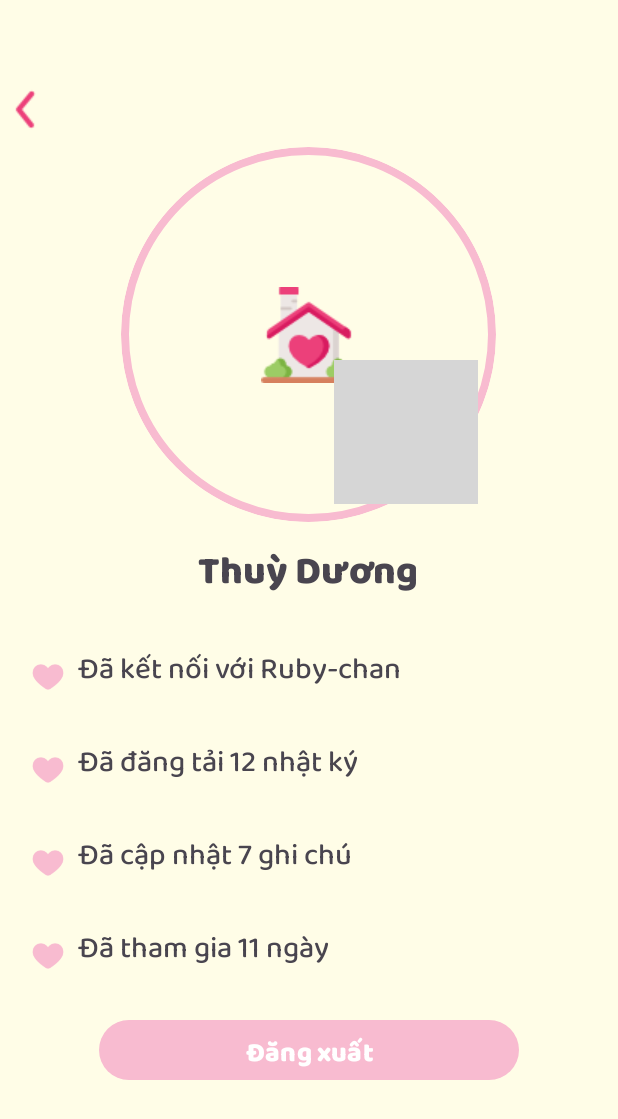
After one commit to httdjuly/DiaryLove, an Android app: the ProfileActivity screen opened directly, with no data from a screen before it, on a phone screen of 412 x 824 dp. The commit adds this screen. Shown: the top 1119 px of the screen. Run offline under Robolectric (Android 15) with nearby library versions, the light colour scheme and no system bars; grey boxes are pictures that could not be loaded.

Commit message:
Bổ sung  UI

```diff
--- /dev/null
+++ b/DiaryApp/app/src/main/java/com/example/diaryloveproject/ProfileActivity.java
@@ -0,0 +1,50 @@
+package com.example.diaryloveproject;
+
+import android.content.Intent;
+import android.os.Bundle;
+import android.view.View;
+import android.widget.Button;
+import android.widget.ImageButton;
+
+import androidx.activity.EdgeToEdge;
+import androidx.appcompat.app.AppCompatActivity;
+import androidx.core.graphics.Insets;
+import androidx.core.view.ViewCompat;
+import androidx.core.view.WindowInsetsCompat;
+
+import com.example.diaryloveproject.activity.LoginActivity;
+import com.example.diaryloveproject.fragment.HomeFragment;
+
+public class ProfileActivity extends AppCompatActivity {
+
+    @Override
+    protected void onCreate(Bundle savedInstanceState) {
+        super.onCreate(savedInstanceState);
+        EdgeToEdge.enable(this);
+        setContentView(R.layout.activity_profile);
+        ViewCompat.setOnApplyWindowInsetsListener(findViewById(R.id.main), (v, insets) -> {
+            Insets systemBars = insets.getInsets(WindowInsetsCompat.Type.systemBars());
+            v.setPadding(systemBars.left, systemBars.top, systemBars.right, systemBars.bottom);
+            return insets;
+
+        });
+
+        Button btnLogout = findViewById(R.id.btnLogout);
+        btnLogout.setOnClickListener(new View.OnClickListener() {
+            @Override
+            public void onClick(View view) {
+                // Chuyển về LoginActivity
+                Intent intent = new Intent(ProfileActivity.this, LoginActivity.class);
+                // Xóa toàn bộ lịch sử activity để không quay lại được bằng nút back
+                intent.setFlags(Intent.FLAG_ACTIVITY_NEW_TASK | Intent.FLAG_ACTIVITY_CLEAR_TASK);
+                startActivity(intent);
+            }
+        });
+        ImageButton btnBack = findViewById(R.id.btnBack);
+        btnBack.setOnClickListener(new View.OnClickListener() {
+            @Override
+            public void onClick(View v) {
+                finish();
+            }
+        });
+}}
--- a/DiaryApp/app/src/main/java/com/example/diaryloveproject/api/ApiService.java
+++ b/DiaryApp/app/src/main/java/com/example/diaryloveproject/api/ApiService.java
@@ -64,4 +64,5 @@ public interface ApiService {
     @GET("/api/diary-notes/dates")
     Call<List<DiaryNote>> getNotesByUser(@Query("userId") Long userId);
 
+
 }
--- a/DiaryApp/app/src/main/java/com/example/diaryloveproject/api/RetrofitClient.java
+++ b/DiaryApp/app/src/main/java/com/example/diaryloveproject/api/RetrofitClient.java
@@ -7,7 +7,7 @@ import retrofit2.Retrofit;
 import retrofit2.converter.gson.GsonConverterFactory;
 
 public class RetrofitClient {
-    private static final String BASE_URL = "http://192.168.14.5:9000/"; // đổi IP tùy theo máy chủ của bạn
+    private static final String BASE_URL = "http://192.168.8.62:9000/"; // đổi IP tùy theo máy chủ của bạn
     private static RetrofitClient instance;
     private final Retrofit retrofit;
 
--- a/DiaryApp/app/src/main/res/drawable/bg_avatar.xml
+++ b/DiaryApp/app/src/main/res/drawable/bg_avatar.xml
@@ -7,7 +7,7 @@
 
     <!-- Viền (stroke) -->
     <stroke
-        android:width="2dp"
+        android:width="5dp"
         android:color="@color/colorPrimary" /> <!-- Thay bằng màu viền bạn muốn -->
 
     <!-- Kích thước bằng với kích thước ImageView -->
--- a/DiaryApp/app/src/main/res/layout/activity_newpassword.xml
+++ b/DiaryApp/app/src/main/res/layout/activity_newpassword.xml
@@ -17,7 +17,7 @@
         android:orientation="vertical"
         app:layout_constraintBottom_toBottomOf="parent"
         app:layout_constraintTop_toTopOf="parent">
-        \
+
         <TextView
             android:id="@+id/txtQuen"
             android:layout_width="250dp"
--- /dev/null
+++ b/DiaryApp/app/src/main/res/layout/activity_profile.xml
@@ -0,0 +1,198 @@
+<?xml version="1.0" encoding="utf-8"?>
+<androidx.constraintlayout.widget.ConstraintLayout xmlns:android="http://schemas.android.com/apk/res/android"
+    xmlns:app="http://schemas.android.com/apk/res-auto"
+    xmlns:tools="http://schemas.android.com/tools"
+    android:id="@+id/main"
+    android:layout_width="match_parent"
+    android:layout_height="match_parent"
+    tools:context=".ProfileActivity">
+    <LinearLayout
+        android:layout_width="match_parent"
+        android:layout_height="match_parent"
+        android:orientation="vertical">
+        <ImageButton
+            android:id="@+id/btnBack"
+            android:layout_width="35dp"
+            android:layout_height="wrap_content"
+            android:layout_gravity="start"
+            android:layout_marginTop="48dp"
+            android:background="@color/colorBackground"
+            android:src="@drawable/arrow_back"
+            android:textColor="@color/colorOnPrimary"
+            app:layout_constraintEnd_toEndOf="parent"
+            app:layout_constraintHorizontal_bias="0.042"
+            app:layout_constraintStart_toStartOf="parent"
+            app:layout_constraintTop_toTopOf="parent"
+            app:tint="@color/colorPrimaryVariant" />
+
+        <androidx.constraintlayout.widget.ConstraintLayout
+            android:layout_width="wrap_content"
+            android:layout_gravity="center"
+            android:layout_height="wrap_content">
+
+            <ImageView
+                android:id="@+id/imgAvatar"
+                android:layout_width="250dp"
+                android:layout_height="250dp"
+                android:layout_gravity="center"
+                android:background="@drawable/bg_avatar"
+                android:clipToOutline="true"
+                android:scaleType="centerInside"
+                android:src="@drawable/ic_home"
+                app:layout_constraintBottom_toBottomOf="parent"
+                app:layout_constraintEnd_toEndOf="parent"
+                app:layout_constraintHorizontal_bias="1.0"
+                app:layout_constraintStart_toStartOf="parent"
+                app:layout_constraintTop_toTopOf="parent"
+                app:layout_constraintVertical_bias="0.0" />
+
+            <ImageButton
+                android:id="@+id/btnAddImg"
+                android:layout_width="wrap_content"
+                android:layout_height="wrap_content"
+                android:layout_gravity="end"
+
+                android:background="@color/colorBackground"
+
+                android:scaleType="centerInside"
+                android:src="@drawable/add_a_photo_rounded"
+                app:layout_constraintBottom_toBottomOf="parent"
+                app:layout_constraintEnd_toEndOf="parent"
+                app:layout_constraintHorizontal_bias="0.92"
+                app:layout_constraintStart_toStartOf="@+id/imgAvatar"
+                app:layout_constraintTop_toTopOf="parent"
+                app:layout_constraintVertical_bias="0.92"
+                app:tint="@color/colorOnSecondary">
+
+            </ImageButton>
+        </androidx.constraintlayout.widget.ConstraintLayout>
+
+        <TextView
+            android:id="@+id/txtQuen"
+            android:layout_width="wrap_content"
+            android:layout_height="wrap_content"
+            android:layout_gravity="center"
+            android:layout_marginVertical="10dp"
+            android:layout_marginTop="-10dp"
+            android:layout_marginBottom="15dp"
+            android:text="Thuỳ Dương"
+            android:textSize="26dp"
+            android:textStyle="bold" />
+
+        <LinearLayout
+            android:layout_width="match_parent"
+            android:layout_height="wrap_content"
+            android:layout_marginStart="20dp"
+            android:layout_marginBottom="15dp"
+            android:gravity="center_vertical"
+            android:orientation="horizontal">
+
+            <ImageView
+                android:id="@+id/iconFriendship"
+                android:layout_width="24dp"
+                android:layout_height="24dp"
+                android:layout_marginEnd="8dp"
+                android:src="@drawable/ic_heart"
+                app:tint="@color/colorPrimary" />
+
+            <TextView
+                android:id="@+id/txtFriendShip"
+                android:layout_width="wrap_content"
+                android:layout_height="wrap_content"
+                android:gravity="center_vertical"
+                android:text="Đã kết nối với Ruby-chan"
+                android:textSize="20sp"
+                android:textStyle="normal" />
+        </LinearLayout>
+        <LinearLayout
+            android:layout_width="match_parent"
+            android:layout_height="wrap_content"
+            android:layout_marginStart="20dp"
+            android:layout_marginBottom="15dp"
+            android:gravity="center_vertical"
+            android:orientation="horizontal">
+
+            <ImageView
+                android:id="@+id/iconDiary"
+                android:layout_width="24dp"
+                android:layout_height="24dp"
+                android:layout_marginEnd="8dp"
+                android:src="@drawable/ic_heart"
+                app:tint="@color/colorPrimary" />
+
+            <TextView
+                android:id="@+id/txtDiary"
+                android:layout_width="wrap_content"
+                android:layout_height="wrap_content"
+                android:gravity="center_vertical"
+                android:text="Đã đăng tải 12 nhật ký"
+                android:textSize="20sp"
+                android:textStyle="normal" />
+        </LinearLayout>
+        <LinearLayout
+            android:layout_width="match_parent"
+            android:layout_height="wrap_content"
+            android:layout_marginStart="20dp"
+            android:layout_marginBottom="15dp"
+            android:gravity="center_vertical"
+            android:orientation="horizontal">
+
+            <ImageView
+                android:id="@+id/iconNote"
+                android:layout_width="24dp"
+                android:layout_height="24dp"
+                android:layout_marginEnd="8dp"
+                android:src="@drawable/ic_heart"
+                app:tint="@color/colorPrimary" />
+
+            <TextView
+                android:id="@+id/txtNote"
+                android:layout_width="wrap_content"
+                android:layout_height="wrap_content"
+                android:gravity="center_vertical"
+                android:text="Đã cập nhật 7 ghi chú"
+                android:textSize="20sp"
+                android:textStyle="normal" />
+        </LinearLayout>
+        <LinearLayout
+            android:layout_width="match_parent"
+            android:layout_height="wrap_content"
+            android:layout_marginStart="20dp"
+            android:layout_marginBottom="15dp"
+            android:gravity="center_vertical"
+            android:orientation="horizontal">
+
+            <ImageView
+                android:id="@+id/iconDay"
+                android:layout_width="24dp"
+                android:layout_height="24dp"
+                android:layout_marginEnd="8dp"
+                android:src="@drawable/ic_heart"
+                app:tint="@color/colorPrimary" />
+
+            <TextView
+                android:id="@+id/txtDay"
+                android:layout_width="wrap_content"
+                android:layout_height="wrap_content"
+                android:gravity="center_vertical"
+                android:text="Đã tham gia 11 ngày"
+                android:textSize="20sp"
+                android:textStyle="normal" />
+        </LinearLayout>
+
+        <Button
+            android:id="@+id/btnLogout"
+            android:layout_width="280dp"
+            android:layout_height="48dp"
+
+            android:layout_gravity="center"
+            android:text="Đăng xuất"
+            android:textColor="#FFFFFF"
+            android:textSize="18sp"
+            android:textStyle="bold"
+            app:layout_constraintEnd_toEndOf="parent"
+            app:layout_constraintStart_toStartOf="parent" />
+    </LinearLayout>
+
+
+</androidx.constraintlayout.widget.ConstraintLayout>
--- a/DiaryApp/app/src/main/res/menu/bottom_nav_menu.xml
+++ b/DiaryApp/app/src/main/res/menu/bottom_nav_menu.xml
@@ -6,13 +6,13 @@
     <item
         android:id="@+id/nav_history"
         android:icon="@drawable/ic_calendar"
-        android:title="Lịch sử" />
+        android:title="Nhật ký" />
     <item
         android:id="@+id/nav_newsfeed"
         android:icon="@drawable/ic_chat"
-        android:title="Newsfeed" />
+        android:title="Bảng tin" />
     <item
         android:id="@+id/nav_daycounter"
         android:icon="@drawable/ic_clock"
-        android:title="Cá nhân" />
+        android:title="Kỷ niệm" />
 </menu>
--- a/DiaryApp/app/src/main/res/xml/network_security_config.xml
+++ b/DiaryApp/app/src/main/res/xml/network_security_config.xml
@@ -1,6 +1,6 @@
 <?xml version="1.0" encoding="utf-8"?>
 <network-security-config>
     <domain-config cleartextTrafficPermitted="true">
-        <domain includeSubdomains="true">192.168.14.5</domain>
+        <domain includeSubdomains="true">192.168.8.62</domain>
     </domain-config>
 </network-security-config>
```
Also changed, not shown: DiaryApp/app/src/main/AndroidManifest.xml (+6 -1 lines), DiaryApp/app/src/main/java/com/example/diaryloveproject/ConnectActivity.java (added, +24 -0 lines), DiaryApp/app/src/main/java/com/example/diaryloveproject/MainActivity.java (+2 -5 lines), DiaryApp/app/src/main/java/com/example/diaryloveproject/activity/LoginActivity.java (+23 -0 lines), DiaryApp/app/src/main/java/com/example/diaryloveproject/fragment/HomeFragment.java (+56 -6 lines), DiaryApp/app/src/main/java/com/example/diaryloveproject/model/Friendship.java (added, +42 -0 lines), DiaryApp/app/src/main/res/layout/activity_connect.xml (added, +92 -0 lines), DiaryApp/app/src/main/res/layout/activity_login.xml (+20 -1 lines), DiaryApp/app/src/main/res/layout/activity_main.xml (+1 -10 lines), DiaryApp/app/src/main/res/layout/fragment_home.xml (+16 -14 lines), DiaryApp/app/src/main/res/menu/avatar_menu.xml (added, +7 -0 lines).
